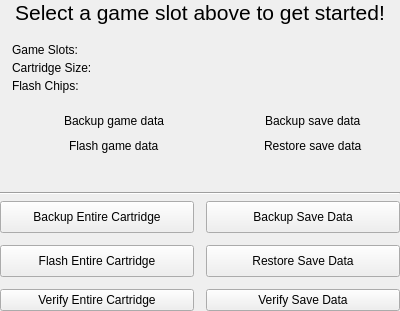
This is src/ui/qt/detail/cartridge_info_widget.ui in TheFlav/Flash-Masta-Desktop as Qt 5 draws it before an edit. The edited form follows.
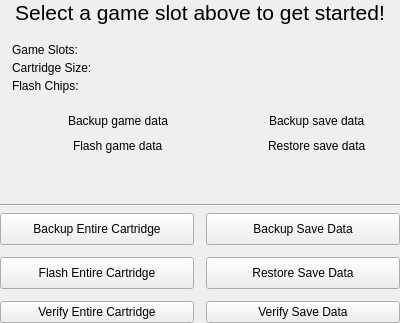
This is the edited form. Icons and pictures are not drawn.

Commit message:
Modified CartridgeInfoWidget to handle the different cartridge types and systems.
+ CartridgeInfoWidget now displays less information for non-Flash Masta cartridges
+ CartridgeInfoWidget handles Wonderswan cartridges
+ CartridgeWidget now properly hides combo box by removing its containing row from the layout

What changed in the file:
```diff
--- a/src/ui/qt/detail/cartridge_info_widget.ui
+++ b/src/ui/qt/detail/cartridge_info_widget.ui
@@ -7,7 +7,7 @@
     <x>0</x>
     <y>0</y>
     <width>400</width>
-    <height>311</height>
+    <height>323</height>
    </rect>
   </property>
   <property name="sizePolicy">
@@ -152,7 +152,7 @@
      <item row="0" column="0">
       <layout class="QHBoxLayout" name="gameBackupHorizontalLayout">
        <property name="spacing">
-        <number>0</number>
+        <number>4</number>
        </property>
        <item>
         <spacer name="gameBackupLeftHorizontalSpacer">
@@ -251,7 +251,7 @@
      <item row="1" column="0">
       <layout class="QHBoxLayout" name="gameFlashHorizontalLayout">
        <property name="spacing">
-        <number>0</number>
+        <number>4</number>
        </property>
        <item>
         <spacer name="gameFlashLeftHorizontalSpacer">
@@ -345,7 +345,7 @@
      <item row="0" column="1">
       <layout class="QHBoxLayout" name="saveBackupHorizontalLayout">
        <property name="spacing">
-        <number>0</number>
+        <number>4</number>
        </property>
        <item>
         <spacer name="saveBackupLeftHorizontalSpacer">
@@ -439,7 +439,7 @@
      <item row="1" column="1">
       <layout class="QHBoxLayout" name="saveRestoreHorizontalLayout">
        <property name="spacing">
-        <number>0</number>
+        <number>4</number>
        </property>
        <item>
         <spacer name="saveRestoreLeftHorizontalSpacer">
```
The commit also changes 5 other files.
